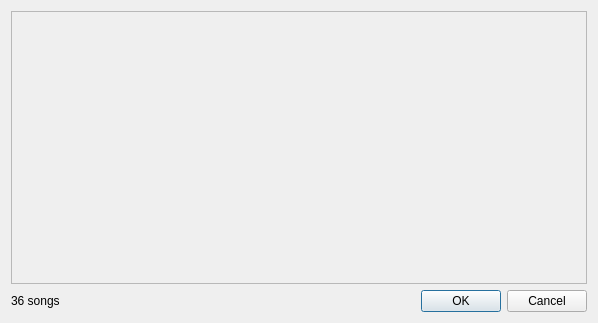
Qt form tp_interface/ui/metadata_window.ui (nickdmakes/tek-plexor) before a commit.
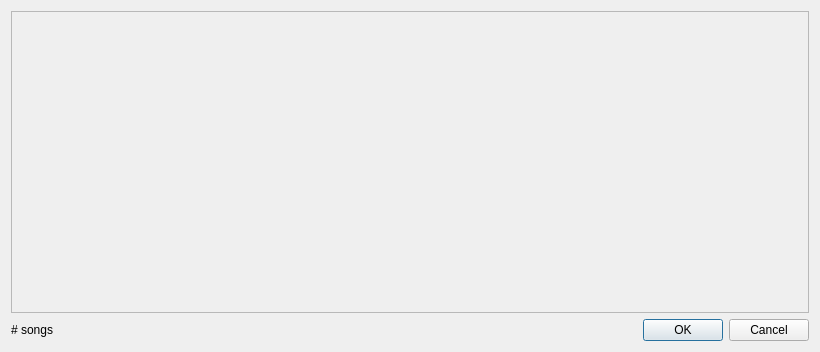
The same form after that commit.

Commit message: metadata editing sort of working

```diff
--- a/tp_interface/ui/metadata_window.ui
+++ b/tp_interface/ui/metadata_window.ui
@@ -6,52 +6,21 @@
    <rect>
     <x>0</x>
     <y>0</y>
-    <width>598</width>
-    <height>323</height>
+    <width>820</width>
+    <height>352</height>
    </rect>
   </property>
+  <property name="sizePolicy">
+   <sizepolicy hsizetype="Fixed" vsizetype="Fixed">
+    <horstretch>0</horstretch>
+    <verstretch>0</verstretch>
+   </sizepolicy>
+  </property>
   <property name="windowTitle">
    <string>Metadata Editor</string>
   </property>
-  <layout class="QGridLayout" name="gridLayout_2">
-   <item row="2" column="0">
-    <layout class="QHBoxLayout" name="Row_01">
-     <item>
-      <widget class="QLabel" name="mdNumberAudiosLabel">
-       <property name="text">
-        <string>36 songs</string>
-       </property>
-      </widget>
-     </item>
-     <item>
-      <spacer name="HS_01">
-       <property name="orientation">
-        <enum>Qt::Horizontal</enum>
-       </property>
-       <property name="sizeHint" stdset="0">
-        <size>
-         <width>40</width>
-         <height>20</height>
-        </size>
-       </property>
-      </spacer>
-     </item>
-     <item>
-      <widget class="QDialogButtonBox" name="mdApplyCancelBox">
-       <property name="sizePolicy">
-        <sizepolicy hsizetype="Fixed" vsizetype="Fixed">
-         <horstretch>0</horstretch>
-         <verstretch>0</verstretch>
-        </sizepolicy>
-       </property>
-       <property name="standardButtons">
-        <set>QDialogButtonBox::Cancel|QDialogButtonBox::Ok</set>
-       </property>
-      </widget>
-     </item>
-    </layout>
-   </item>
-   <item row="0" column="0">
+  <layout class="QVBoxLayout" name="verticalLayout">
+   <item>
     <widget class="QScrollArea" name="mdScroll">
      <property name="widgetResizable">
       <bool>true</bool>
@@ -61,8 +30,8 @@
        <rect>
         <x>0</x>
         <y>0</y>
-        <width>572</width>
-        <height>255</height>
+        <width>794</width>
+        <height>284</height>
        </rect>
       </property>
       <layout class="QVBoxLayout" name="verticalLayout_2">
@@ -85,6 +54,43 @@
      </widget>
     </widget>
    </item>
+   <item>
+    <layout class="QHBoxLayout" name="Row_01">
+     <item>
+      <widget class="QLabel" name="mdNumberAudiosLabel">
+       <property name="text">
+        <string># songs</string>
+       </property>
+      </widget>
+     </item>
+     <item>
+      <spacer name="HS_01">
+       <property name="orientation">
+        <enum>Qt::Horizontal</enum>
+       </property>
+       <property name="sizeHint" stdset="0">
+        <size>
+         <width>40</width>
+         <height>20</height>
+        </size>
+       </property>
+      </spacer>
+     </item>
+     <item>
+      <widget class="QDialogButtonBox" name="mdApplyCancelBox">
+       <property name="sizePolicy">
+        <sizepolicy hsizetype="Fixed" vsizetype="Fixed">
+         <horstretch>0</horstretch>
+         <verstretch>0</verstretch>
+        </sizepolicy>
+       </property>
+       <property name="standardButtons">
+        <set>QDialogButtonBox::Cancel|QDialogButtonBox::Ok</set>
+       </property>
+      </widget>
+     </item>
+    </layout>
+   </item>
   </layout>
  </widget>
  <resources/>
```
Left out of the diff: 2 changed lines with no effect on the pictures. The commit also changes 12 other files.
